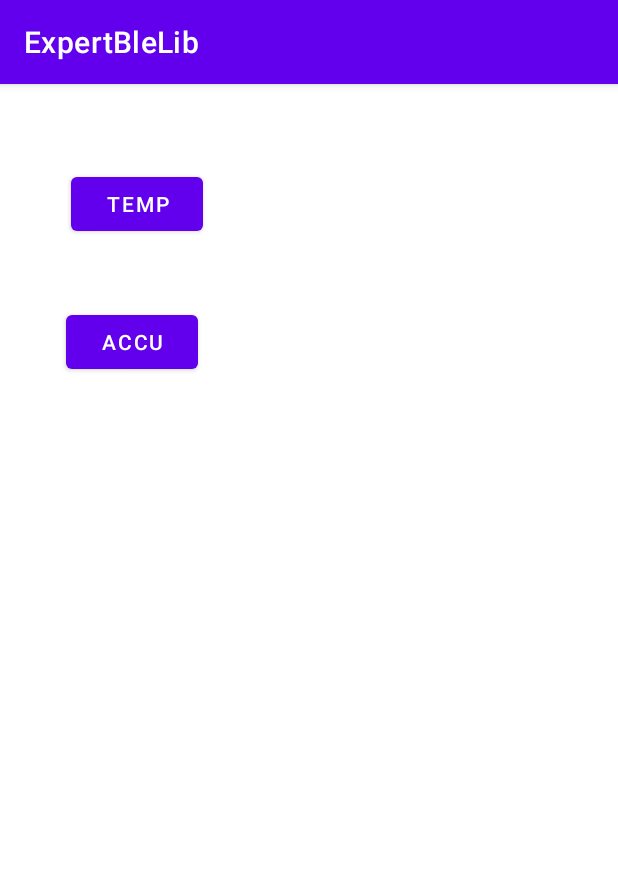
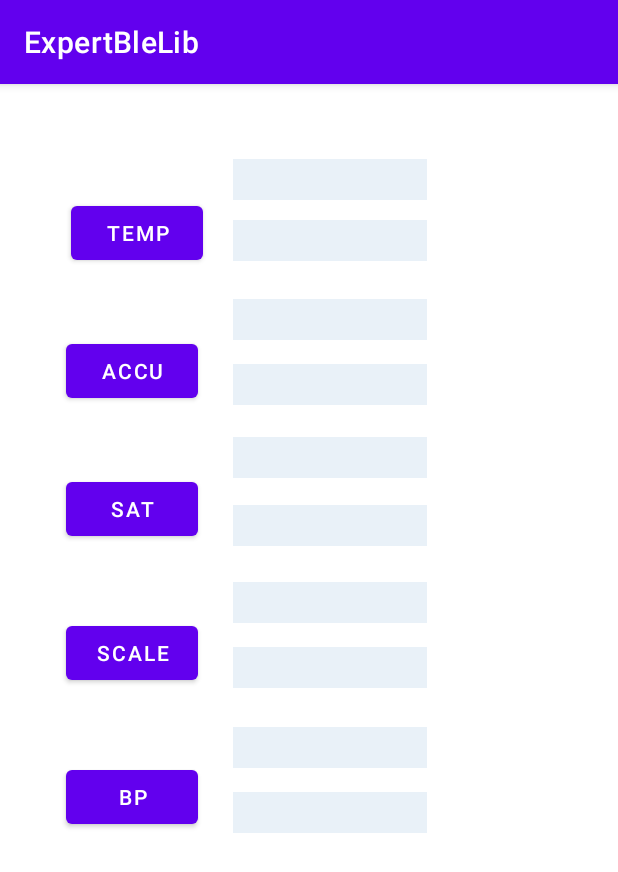
Before and after one commit to nattapong34/ExpertBleLib, an Android app: the screen it shows after launch (MainActivity), on a phone screen of 412 x 824 dp. Shown: the top 872 px of the screen. Run offline under Robolectric (Android 15) with nearby library versions, the phone set to English and light mode, and no system bars; libraries missing offline, so code that uses them is left out: com.github.kittinunf.fuel.

Commit message:
all device listener

```diff
--- a/app/src/main/res/layout/activity_main.xml
+++ b/app/src/main/res/layout/activity_main.xml
@@ -7,12 +7,134 @@
     tools:context=".MainActivity">
 
     <TextView
+        android:id="@+id/txtBPName"
+        android:layout_width="129dp"
+        android:layout_height="27dp"
+        android:layout_marginStart="23dp"
+        android:layout_marginTop="16dp"
+        android:layout_marginEnd="127dp"
+        android:background="#E9F1F8"
+        android:shadowColor="#3F51B5"
+        android:textSize="16sp"
+        app:layout_constraintEnd_toEndOf="parent"
+        app:layout_constraintHorizontal_bias="0.0"
+        app:layout_constraintStart_toEndOf="@+id/bnAccu"
+        app:layout_constraintTop_toBottomOf="@+id/txtBPVal" />
+
+    <Button
+        android:id="@+id/bnBP"
+        android:layout_width="wrap_content"
+        android:layout_height="wrap_content"
+        android:layout_marginStart="44dp"
+        android:layout_marginTop="48dp"
+        android:text="BP"
+        app:layout_constraintStart_toStartOf="parent"
+        app:layout_constraintTop_toBottomOf="@+id/bnScale" />
+
+    <TextView
+        android:id="@+id/txtBPVal"
+        android:layout_width="129dp"
+        android:layout_height="27dp"
+        android:layout_marginStart="155dp"
+        android:layout_marginTop="26dp"
+        android:layout_marginEnd="127dp"
+        android:background="#E9F1F8"
+        android:shadowColor="#3F51B5"
+        android:textSize="16sp"
+        app:layout_constraintEnd_toEndOf="parent"
+        app:layout_constraintHorizontal_bias="0.0"
+        app:layout_constraintStart_toStartOf="parent"
+        app:layout_constraintTop_toBottomOf="@+id/txtScaleName" />
+
+    <TextView
+        android:id="@+id/txtScaleName"
+        android:layout_width="129dp"
+        android:layout_height="27dp"
+        android:layout_marginStart="23dp"
+        android:layout_marginTop="16dp"
+        android:layout_marginEnd="127dp"
+        android:background="#E9F1F8"
+        android:shadowColor="#3F51B5"
+        android:textSize="16sp"
+        app:layout_constraintEnd_toEndOf="parent"
+        app:layout_constraintHorizontal_bias="0.0"
+        app:layout_constraintStart_toEndOf="@+id/bnAccu"
+        app:layout_constraintTop_toBottomOf="@+id/txtScaleVal" />
+
+    <Button
+        android:id="@+id/bnScale"
+        android:layout_width="wrap_content"
+        android:layout_height="wrap_content"
+        android:layout_marginStart="44dp"
+        android:layout_marginTop="48dp"
+        android:text="Scale"
+        app:layout_constraintStart_toStartOf="parent"
+        app:layout_constraintTop_toBottomOf="@+id/bnSAT" />
+
+    <TextView
+        android:id="@+id/txtScaleVal"
+        android:layout_width="129dp"
+        android:layout_height="27dp"
+        android:layout_marginStart="155dp"
+        android:layout_marginTop="24dp"
+        android:layout_marginEnd="127dp"
+        android:background="#E9F1F8"
+        android:shadowColor="#3F51B5"
+        android:textSize="16sp"
+        app:layout_constraintEnd_toEndOf="parent"
+        app:layout_constraintHorizontal_bias="0.0"
+        app:layout_constraintStart_toStartOf="parent"
+        app:layout_constraintTop_toBottomOf="@+id/txtSATName" />
+
+    <TextView
+        android:id="@+id/txtSATName"
+        android:layout_width="129dp"
+        android:layout_height="27dp"
+        android:layout_marginStart="23dp"
+        android:layout_marginTop="18dp"
+        android:layout_marginEnd="127dp"
+        android:background="#E9F1F8"
+        android:shadowColor="#3F51B5"
+        android:textSize="16sp"
+        app:layout_constraintEnd_toEndOf="parent"
+        app:layout_constraintHorizontal_bias="0.0"
+        app:layout_constraintStart_toEndOf="@+id/bnAccu"
+        app:layout_constraintTop_toBottomOf="@+id/txtSATVal" />
+
+    <Button
+        android:id="@+id/bnSAT"
+        android:layout_width="wrap_content"
+        android:layout_height="wrap_content"
+        android:layout_marginStart="44dp"
+        android:layout_marginTop="44dp"
+        android:text="SAT"
+        app:layout_constraintStart_toStartOf="parent"
+        app:layout_constraintTop_toBottomOf="@+id/bnAccu" />
+
+    <TextView
+        android:id="@+id/txtSATVal"
+        android:layout_width="129dp"
+        android:layout_height="27dp"
+        android:layout_marginStart="155dp"
+        android:layout_marginTop="21dp"
+        android:layout_marginEnd="127dp"
+        android:background="#E9F1F8"
+        android:shadowColor="#3F51B5"
+        android:textSize="16sp"
+        app:layout_constraintEnd_toEndOf="parent"
+        app:layout_constraintHorizontal_bias="0.0"
+        app:layout_constraintStart_toStartOf="parent"
+        app:layout_constraintTop_toBottomOf="@+id/txtAccuName" />
+
+    <TextView
         android:id="@+id/txtAccuName"
         android:layout_width="129dp"
         android:layout_height="27dp"
         android:layout_marginStart="23dp"
         android:layout_marginTop="16dp"
         android:layout_marginEnd="127dp"
+        android:background="#E9F1F8"
+        android:shadowColor="#3F51B5"
         android:textSize="16sp"
         app:layout_constraintEnd_toEndOf="parent"
         app:layout_constraintStart_toEndOf="@+id/bnAccu"
@@ -23,10 +145,10 @@
         android:layout_width="wrap_content"
         android:layout_height="wrap_content"
         android:layout_marginStart="44dp"
-        android:layout_marginTop="148dp"
+        android:layout_marginTop="44dp"
         android:text="ACCU"
         app:layout_constraintStart_toStartOf="parent"
-        app:layout_constraintTop_toTopOf="parent" />
+        app:layout_constraintTop_toBottomOf="@+id/bnDevice" />
 
     <TextView
         android:id="@+id/txtAccuVal"
@@ -35,6 +157,8 @@
         android:layout_marginStart="155dp"
         android:layout_marginTop="25dp"
         android:layout_marginEnd="127dp"
+        android:background="#E9F1F8"
+        android:shadowColor="#3F51B5"
         android:textSize="16sp"
         app:layout_constraintEnd_toEndOf="parent"
         app:layout_constraintStart_toStartOf="parent"
@@ -47,6 +171,8 @@
         android:layout_marginStart="20dp"
         android:layout_marginTop="13dp"
         android:layout_marginEnd="127dp"
+        android:background="#E9F1F8"
+        android:shadowColor="#3F51B5"
         android:textSize="16sp"
         app:layout_constraintEnd_toEndOf="parent"
         app:layout_constraintStart_toEndOf="@+id/bnDevice"
@@ -57,8 +183,10 @@
         android:layout_width="129dp"
         android:layout_height="27dp"
         android:layout_marginStart="20dp"
-        android:layout_marginTop="28dp"
+        android:layout_marginTop="50dp"
         android:layout_marginEnd="127dp"
+        android:background="#E9F1F8"
+        android:shadowColor="#3F51B5"
         android:textSize="16sp"
         app:layout_constraintEnd_toEndOf="parent"
         app:layout_constraintStart_toEndOf="@+id/bnDevice"
@@ -69,7 +197,7 @@
         android:layout_width="wrap_content"
         android:layout_height="wrap_content"
         android:layout_marginStart="47dp"
-        android:layout_marginTop="56dp"
+        android:layout_marginTop="75dp"
         android:text="Temp"
         app:layout_constraintStart_toStartOf="parent"
         app:layout_constraintTop_toTopOf="parent" />
--- a/expert-ble/src/main/java/com/expert/expert_ble/ACCUCHECK.kt
+++ b/expert-ble/src/main/java/com/expert/expert_ble/ACCUCHECK.kt
@@ -20,7 +20,7 @@ interface ACCUCHECKListener {
     fun AccuReadValue(value:String?) // pass any parameter in your onCallBack which you want to return
 }
 class ACCUCHECK(val listener:ACCUCHECKListener, context: Context) : ExpDevice(context) {
-
+    override var ADV_UUID: UUID =convertFromInteger(0x1808)
     override var SERVICE_UUID: UUID =convertFromInteger(0x1808)
     override var CHAR_UUID: UUID =convertFromInteger(0x2a18)
     override var advertise_name="HJ-Narigmed"
--- a/expert-ble/src/main/java/com/expert/expert_ble/BPUA651.kt
+++ b/expert-ble/src/main/java/com/expert/expert_ble/BPUA651.kt
@@ -1,13 +1,23 @@
 package com.expert.expert_ble
 
+import android.annotation.SuppressLint
+import android.bluetooth.BluetoothAdapter
 import android.bluetooth.BluetoothGatt
+import android.bluetooth.BluetoothGattCallback
 import android.bluetooth.BluetoothGattCharacteristic
+import android.bluetooth.le.ScanCallback
+import android.bluetooth.le.ScanResult
 import android.content.Context
 import android.util.Log
+import android.widget.TextView
 import java.util.*
+interface BPUA651Listener {
+    fun bpReadName(name:String?)
+    fun bpReadValue(value:String?) // pass any parameter in your onCallBack which you want to return
+}
+class BPUA651(val listener:BPUA651Listener, context: Context): ExpDevice(context) {
 
-class BPUA651: ExpDevice {
-    constructor(context: Context):super(context){}
+    override var ADV_UUID: UUID =convertFromInteger(0x1810)
     override var SERVICE_UUID: UUID =convertFromInteger(0x1810)
     override var CHAR_UUID: UUID =convertFromInteger(0x2a35)
     override var advertise_name="A&D_UA-651BLE"
@@ -21,5 +31,59 @@ class BPUA651: ExpDevice {
         var dia=data[3]
         var pul=data[7]
         values= "$sys,$dia,$pul"
+        listener?.bpReadValue(values)
+    }
+
+    public fun pairDevice()
+    {
+        scanDevice(callbackScan)
+    }
+
+    private val callbackScan: ScanCallback = object : ScanCallback() {
+
+        @SuppressLint("MissingPermission")
+        override fun onScanResult(callbackType: Int, result: ScanResult) {
+            super.onScanResult(callbackType, result)
+            with(result.device) {
+                if (result?.device != null && result.device.address != null  && result.device.name != null) {
+                    Log.d("SCAN ", result.device.name.toString())
+//                    DEVICE = result.device
+                    listener?.bpReadName(connect(result.device,connectCallback))
+                }
+                //     Log.d("DEVICE", mTemp.names.toString())
+            }
+        }
+    }
+
+    private val connectCallback: BluetoothGattCallback = object: BluetoothGattCallback(){
+        @SuppressLint("MissingPermission")
+        override fun onConnectionStateChange(gatt: BluetoothGatt?, status: Int, newState: Int) {
+            super.onConnectionStateChange(gatt, status, newState)
+            if (newState== BluetoothAdapter.STATE_CONNECTED)
+            {
+                gatt!!.discoverServices()
+            }
+        }
+
+        @SuppressLint("MissingPermission")
+        override fun onServicesDiscovered(gatt: BluetoothGatt?, status: Int) {
+            super.onServicesDiscovered(gatt, status)
+            gatt!!.setCharacteristicNotification(getCharacteristic(gatt), true)
+        }
+
+        override fun onCharacteristicChanged(
+            gatt: BluetoothGatt?,
+            characteristic: BluetoothGattCharacteristic?
+        ) {
+            super.onCharacteristicChanged(gatt, characteristic)
+
+            if (gatt != null) {
+                if (characteristic != null) {
+                    onCharacteristicRead(gatt,characteristic)
+                    Log.d("BP VALUE",values)
+                }
+            }
+
+        }
     }
 }
--- a/expert-ble/src/main/java/com/expert/expert_ble/ExpBle.kt
+++ b/expert-ble/src/main/java/com/expert/expert_ble/ExpBle.kt
@@ -25,7 +25,7 @@ open class ExpBle(context: Context){
     private val handler = Handler()
 
     open lateinit var SERVICE_UUID:UUID
-
+    open lateinit var ADV_UUID:UUID
     lateinit var mListdevice:ArrayList<BluetoothDevice>
 
 
@@ -109,11 +109,11 @@ open class ExpBle(context: Context){
 
         var filters: List<ScanFilter>? = null
 
-        if (SERVICE_UUID!=null)
+        if (ADV_UUID!=null)
         {
           //  Log.d("SERVICE UUID : ", SERVICE_UUID.toString())
             var ft= ScanFilter.Builder()
-                .setServiceUuid(ParcelUuid(SERVICE_UUID))
+                .setServiceUuid(ParcelUuid(ADV_UUID))
                 .build()
             filters = listOf(ft)
 
--- a/expert-ble/src/main/java/com/expert/expert_ble/TEMPHTD8808E.kt
+++ b/expert-ble/src/main/java/com/expert/expert_ble/TEMPHTD8808E.kt
@@ -17,7 +17,7 @@ interface TEMPHTD8808EListener {
     fun tempReadValue(value:String?) // pass any parameter in your onCallBack which you want to return
 }
 class TEMPHTD8808E(val listener:TEMPHTD8808EListener, context: Context): ExpDevice(context) {
-
+    override var ADV_UUID: UUID =convertFromInteger(0xFFE0)
     override var SERVICE_UUID: UUID =convertFromInteger(0xFFE0)
     override var CHAR_UUID: UUID =convertFromInteger(0xFFE1)
     override var advertise_name="HC-08"
@@ -40,6 +40,7 @@ class TEMPHTD8808E(val listener:TEMPHTD8808EListener, context: Context): ExpDevi
 
     private val callbackScan: ScanCallback = object : ScanCallback() {
 
+        @SuppressLint("MissingPermission")
         override fun onScanResult(callbackType: Int, result: ScanResult) {
             super.onScanResult(callbackType, result)
             with(result.device) {
```
Also changed, not shown: app/src/main/java/com/expert/expertblelib/MainActivity.kt (+62 -22 lines), expert-ble/src/main/java/com/expert/expert_ble/MISCALE.kt (+76 -4 lines), expert-ble/src/main/java/com/expert/expert_ble/SATBLUEDOT.kt (+70 -3 lines).
